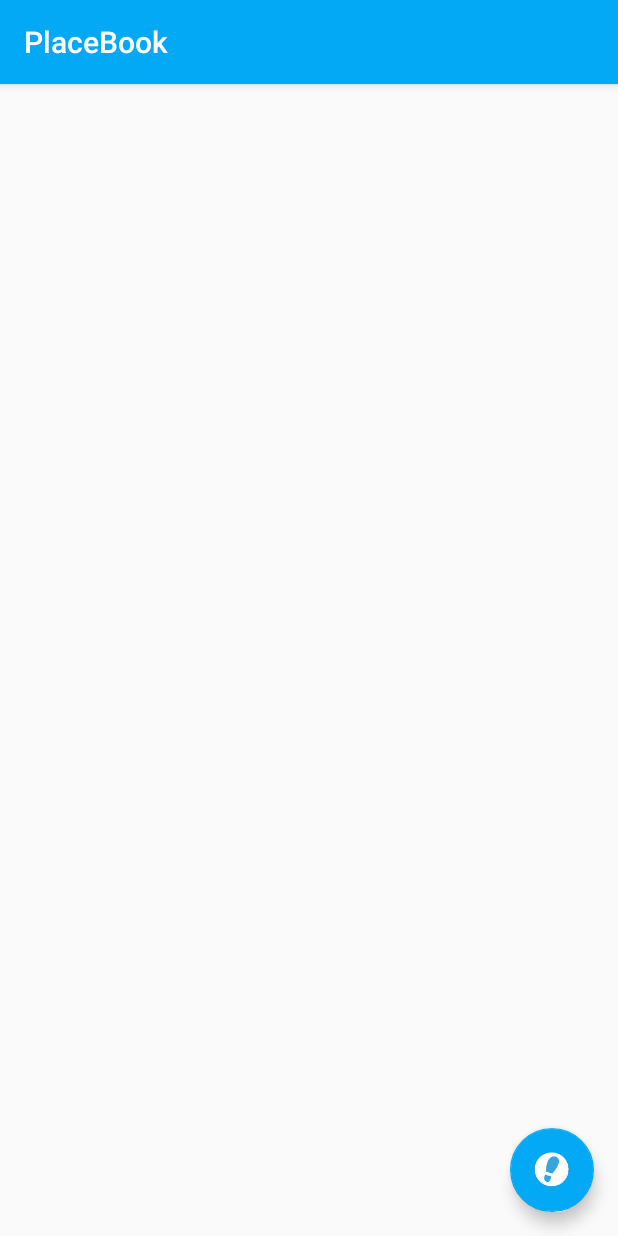
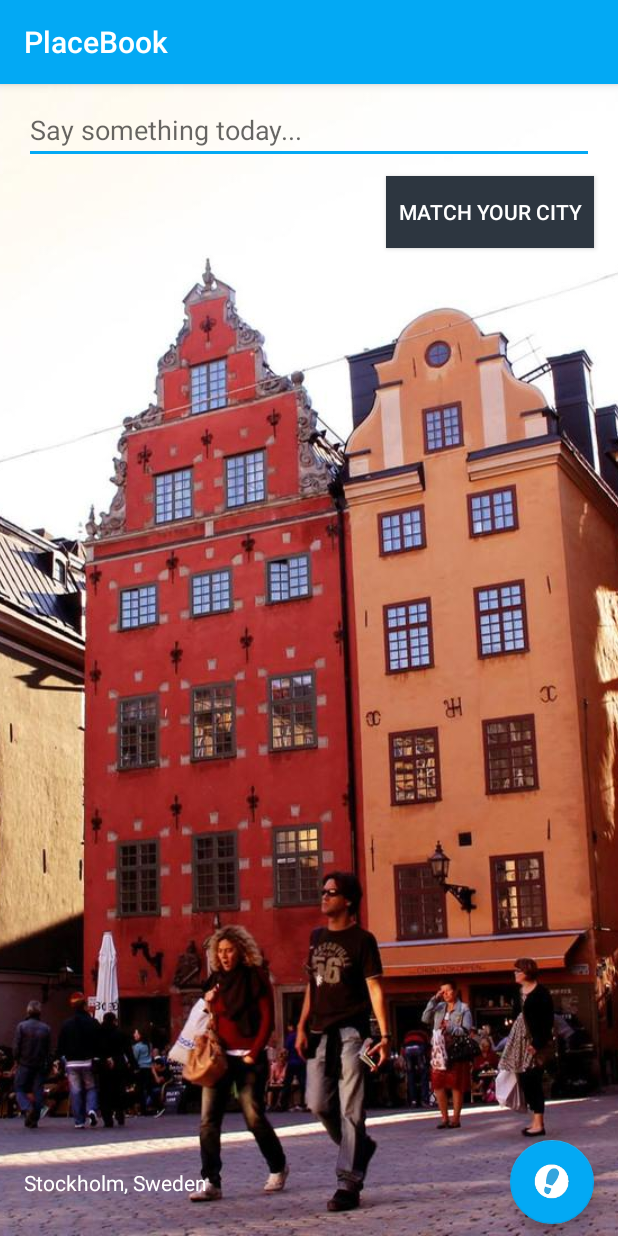
Before and after one commit to jinyanliu/Leave, an Android app: the screen it shows after launch (MainActivity), on a phone screen of 412 x 824 dp. Run offline under Robolectric (Android 15) with nearby library versions, the phone set to English and light mode, and no system bars.

Commit message:
New idea for the main activity.

```diff
--- a/app/src/main/res/layout/activity_main.xml
+++ b/app/src/main/res/layout/activity_main.xml
@@ -3,17 +3,81 @@
     xmlns:app="http://schemas.android.com/apk/res-auto"
     xmlns:tools="http://schemas.android.com/tools"
     android:layout_width="match_parent"
+    android:layout_height="match_parent">
+
+    <!-- Default city image is Stockholm Gamla Stan. -->
+    <ImageView
+        android:id="@+id/iv_background_city_image"
+        android:layout_width="match_parent"
+        android:layout_height="match_parent"
+        android:scaleType="centerCrop"
+        android:src="@drawable/stockholm_city_image" />
+
+    <android.support.constraint.ConstraintLayout
+        android:id="@+id/constraintLayout_main"
+        android:layout_width="match_parent"
         android:layout_height="match_parent"
         tools:context="se.sugarest.jane.leave.layout.MainActivity">
+
+        <EditText
+            android:id="@+id/et_say_sth_today"
+            android:layout_width="0dp"
+            android:layout_height="wrap_content"
+            android:layout_marginEnd="@dimen/activity_horizontal_margin"
+            android:layout_marginLeft="@dimen/activity_horizontal_margin"
+            android:layout_marginRight="@dimen/activity_horizontal_margin"
+            android:layout_marginStart="@dimen/activity_horizontal_margin"
+            android:layout_marginTop="@dimen/activity_vertical_margin"
+            android:hint="@string/say_something_today"
+            app:layout_constraintEnd_toEndOf="parent"
+            app:layout_constraintLeft_toLeftOf="parent"
+            app:layout_constraintRight_toRightOf="parent"
+            app:layout_constraintStart_toStartOf="parent"
+            app:layout_constraintTop_toTopOf="parent" />
+
+        <Button
+            android:id="@+id/button_save"
+            android:layout_width="wrap_content"
+            android:layout_height="wrap_content"
+            android:layout_alignBottom="@+id/et_say_sth_today"
+            android:layout_marginEnd="@dimen/activity_horizontal_margin"
+            android:layout_marginRight="@dimen/activity_horizontal_margin"
+            android:layout_marginTop="@dimen/activity_vertical_margin"
+            android:background="@color/editorColorPrimary"
+            android:paddingEnd="8dp"
+            android:paddingLeft="8dp"
+            android:paddingRight="8dp"
+            android:paddingStart="8dp"
+            android:text="@string/button_text_save_mainscreen"
+            android:textColor="@android:color/white"
+            app:layout_constraintEnd_toEndOf="parent"
+            app:layout_constraintRight_toRightOf="parent"
+            app:layout_constraintTop_toBottomOf="@+id/et_say_sth_today" />
 
         <android.support.design.widget.FloatingActionButton
             android:id="@+id/fab"
             android:layout_width="wrap_content"
             android:layout_height="wrap_content"
-        android:layout_alignParentBottom="true"
-        android:layout_alignParentEnd="true"
-        android:layout_alignParentRight="true"
-        android:layout_margin="@dimen/activity_horizontal_margin"
-        android:src="@drawable/footprint_fab_icon_xhdpi" />
+            android:layout_marginBottom="@dimen/activity_vertical_margin"
+            android:layout_marginEnd="@dimen/activity_horizontal_margin"
+            android:layout_marginRight="@dimen/activity_horizontal_margin"
+            android:src="@drawable/footprint_fab_icon_xhdpi"
+            app:layout_constraintBottom_toBottomOf="parent"
+            app:layout_constraintEnd_toEndOf="parent"
+            app:layout_constraintRight_toRightOf="parent" />
 
+        <TextView
+            android:id="@+id/tv_default_city_name"
+            android:layout_width="wrap_content"
+            android:layout_height="wrap_content"
+            android:layout_marginLeft="@dimen/activity_horizontal_margin"
+            android:layout_marginStart="@dimen/activity_horizontal_margin"
+            android:text="@string/default_text_city_stockholm"
+            android:textColor="@android:color/white"
+            app:layout_constraintBottom_toBottomOf="@+id/fab"
+            app:layout_constraintLeft_toLeftOf="parent"
+            app:layout_constraintStart_toStartOf="parent"
+            app:layout_constraintTop_toTopOf="@+id/fab" />
+
+    </android.support.constraint.ConstraintLayout>
 </RelativeLayout>
--- a/app/src/main/res/values/dimens.xml
+++ b/app/src/main/res/values/dimens.xml
@@ -1,4 +1,5 @@
 <?xml version="1.0" encoding="utf-8"?>
 <resources>
     <dimen name="activity_horizontal_margin">16dp</dimen>
+    <dimen name="activity_vertical_margin">8dp</dimen>
 </resources>
--- a/app/src/main/res/values/strings.xml
+++ b/app/src/main/res/values/strings.xml
@@ -1,5 +1,14 @@
 <resources>
     <string name="app_name">PlaceBook</string>
+    <!-- Say something for today to keep a diary in MainActivity.
+    Used in activity_main.xml -->
+    <string name="say_something_today">Say something today...</string>
+    <!-- The text on the save button on the main screen.
+    Used in activity_main.xml -->
+    <string name="button_text_save_mainscreen">Match Your City</string>
+    <!-- Default city name according to the city image is Stockholm, Sweden. Shows at main screen.
+     Used in activity_main.xml -->
+    <string name="default_text_city_stockholm">Stockholm, Sweden</string>
     <!-- Name Field EditText hint for adding a new place in AddandEditorActivity.
     Used in activity_add_editor.xml -->
     <string name="hint_name">Name</string>
```
Also changed, not shown: app/src/main/res/drawable-hdpi/stockholm_city_image.jpg (added), app/src/main/res/drawable-mdpi/stockholm_city_image.jpg (added), app/src/main/res/drawable-xhdpi/stockholm_city_image.jpg (added), app/src/main/res/drawable-xxhdpi/stockholm_city_image.jpg (added), app/src/main/res/drawable-xxxhdpi/stockholm_city_image.jpg (added). Lines whose indentation alone changed are shown as unchanged.
